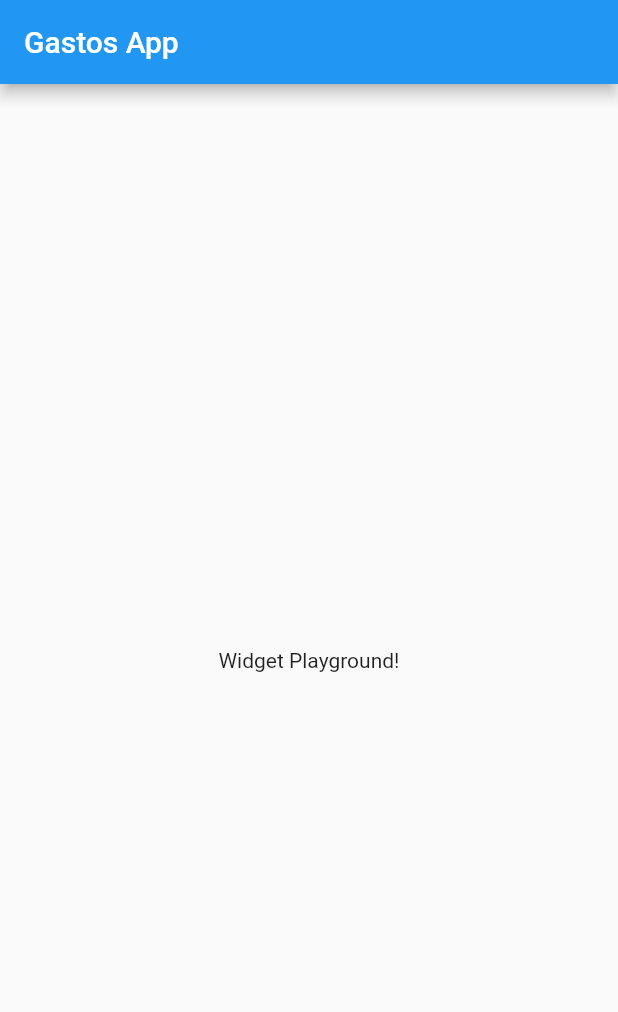
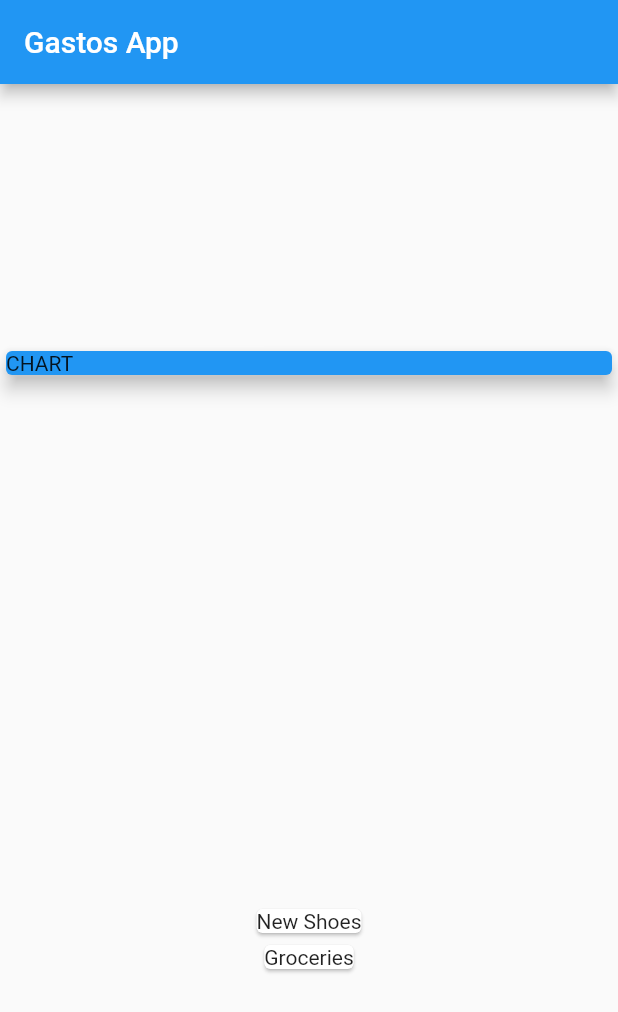
Before and after one commit to mavmaso/gastos_app, a Flutter app: the screen it shows after launch, on a phone screen of 412 x 824 dp. Shown: the top 1012 px of the screen. Run offline on Flutter 3.47's test engine with Material 2 defaults, Android fonts, the phone set to English and light mode, and no system bars.

Commit message:
Mapping Data Into Widgets

```diff
--- a/lib/main.dart
+++ b/lib/main.dart
@@ -1,3 +1,4 @@
+import './transaction.dart';
 import 'package:flutter/material.dart';
 
 void main() => runApp(MyApp());
@@ -13,14 +14,47 @@ class MyApp extends StatelessWidget {
 }
 
 class MyHomePage extends StatelessWidget {
+  final List<Transaction> transactions = [
+    Transaction(
+      id: 't1',
+      title: 'New Shoes',
+      amount: 69.99,
+      date: DateTime.now(),
+    ),
+    Transaction(
+      id: 't2',
+      title: 'Groceries',
+      amount: 19.95,
+      date: DateTime.now(),
+    )
+  ];
+
   @override
   Widget build(BuildContext context) {
     return Scaffold(
       appBar: AppBar(
         title: Text('Gastos App'),
       ),
-      body: Center(
-        child: Text('Widget Playground!'),
+      body: Column(
+        mainAxisAlignment: MainAxisAlignment.spaceAround,
+        crossAxisAlignment: CrossAxisAlignment.stretch,
+        children: <Widget>[
+          Container(
+            width: double.infinity,
+            child: Card(
+              color: Colors.blue,
+              child: Text('CHART'),
+              elevation: 5,
+            ),
+          ),
+          Column(
+            children: transactions.map((tx) {
+              return Card(
+                child: Text(tx.title),
+                );
+            }).toList(),
+          ),
+        ],
       ),
     );
   }
--- /dev/null
+++ b/lib/transaction.dart
@@ -0,0 +1,15 @@
+import 'package:flutter/foundation.dart';
+
+class Transaction {
+  final String id;
+  final String title;
+  final double amount;
+  final DateTime date;
+
+  Transaction({
+      @required this.id,
+      @required this.title,
+      @required this.amount,
+      @required this.date
+      });
+}
```
